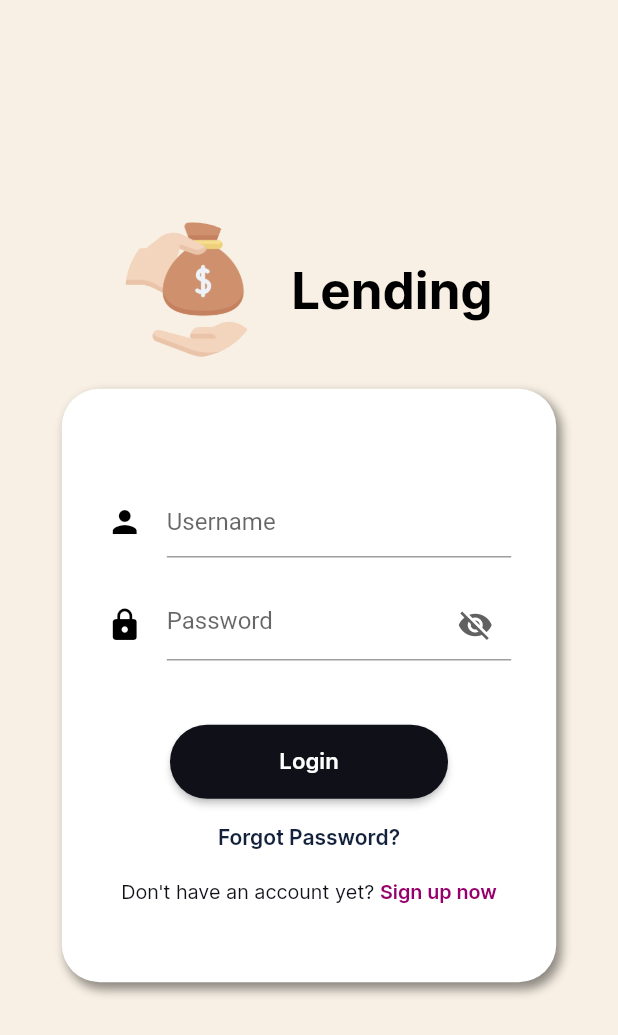
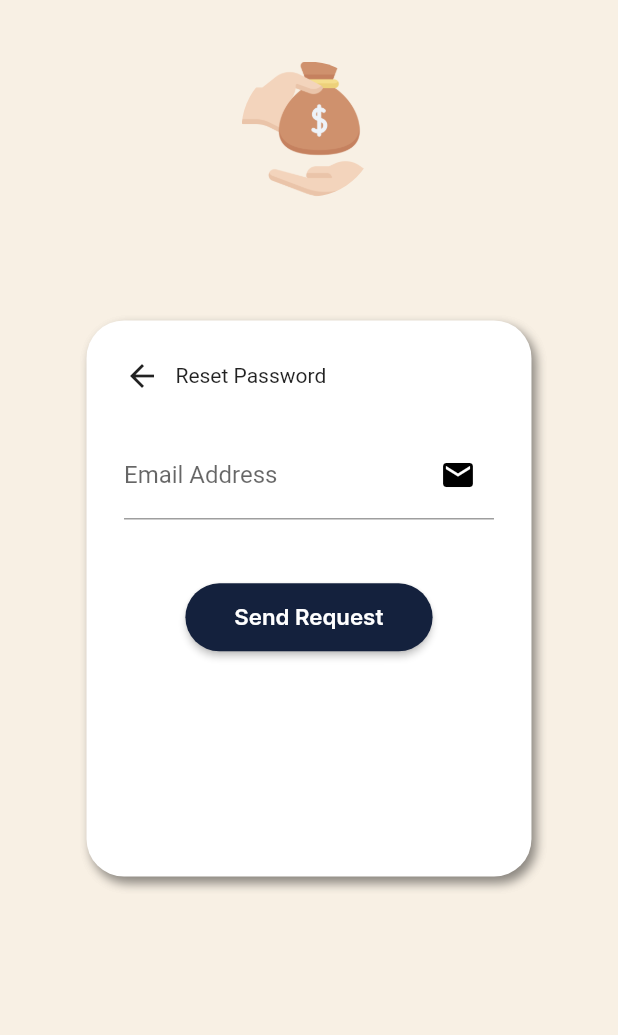
Before and after one commit to jdesolate/lending, a Flutter app: the LoginScreen screen opened directly, after a tap on "Forgot Password?", on a phone screen of 412 x 824 dp. Shown: the top 1035 px of the screen. Run offline on Flutter 3.47's test engine with Material 2 defaults, Android fonts, the phone set to English and light mode, and no system bars.

Commit message:
v2.1 Forgot Password 11/19/21

```diff
--- /dev/null
+++ b/lib/screens/forgotpass.dart
@@ -0,0 +1,249 @@
+import 'package:flutter/material.dart';
+
+class ForgotPassword extends StatefulWidget {
+  const ForgotPassword({
+    Key? key,
+    // required this.auth,
+    // @required this.currentUser,
+  }) : super(key: key);
+  // final FirebaseAuth auth;
+  // final currentUser;
+
+  @override
+  _ForgotPasswordState createState() => _ForgotPasswordState(
+      // auth: auth,
+      // currentUser: currentUser,
+      );
+}
+
+class _ForgotPasswordState extends State<ForgotPassword> {
+  _ForgotPasswordState(
+      // required this.auth,
+      // @required this.currentUser,
+      );
+  // final FirebaseAuth auth;
+  // final currentUser;
+  final emailController = TextEditingController();
+  final _formKey = GlobalKey<FormState>();
+
+  @override
+  Widget build(BuildContext context) {
+    final width = MediaQuery.of(context).size.width;
+    final height = MediaQuery.of(context).size.height;
+
+    return SafeArea(
+      child: Scaffold(
+        resizeToAvoidBottomInset: true,
+        body: Container(
+          decoration: BoxDecoration(
+            color: const Color(0xFFF6E6CE).withOpacity(0.5),
+          ),
+          child: Column(
+            mainAxisAlignment: MainAxisAlignment.start,
+            children: [
+              SizedBox(
+                height: height * 0.05,
+              ),
+              Row(
+                mainAxisAlignment: MainAxisAlignment.center,
+                children: const [
+                  CircleAvatar(
+                    radius: 45,
+                    backgroundColor: Colors.transparent,
+                    backgroundImage: AssetImage(
+                      'images/loan.png',
+                    ),
+                  ),
+                ],
+              ),
+              SizedBox(
+                height: height * 0.10,
+              ),
+              Form(
+                key: _formKey,
+                child: Container(
+                  height: height * 0.45,
+                  width: width * 0.85,
+                  alignment: Alignment.center,
+                  child: AspectRatio(
+                    aspectRatio: 4 / 5,
+                    child: Container(
+                      padding: const EdgeInsets.symmetric(
+                        horizontal: 25.0,
+                        vertical: 25.0,
+                      ),
+                      decoration: BoxDecoration(
+                        color: Colors.white,
+                        borderRadius: BorderRadius.circular(25.0),
+                        boxShadow: [
+                          BoxShadow(
+                            color: Colors.black.withOpacity(0.25),
+                            blurRadius: 5,
+                            offset: const Offset(
+                                3, 4), // changes position of shadow
+                          ),
+                          BoxShadow(
+                            color: Colors.black.withOpacity(0.25),
+                            blurRadius: 5,
+                            offset: const Offset(
+                                3, 4), // changes position of shadow
+                          ),
+                        ],
+                      ),
+                      child: Column(
+                        mainAxisAlignment: MainAxisAlignment.start,
+                        children: [
+                          Column(
+                            crossAxisAlignment: CrossAxisAlignment.start,
+                            children: [
+                              Row(
+                                children: [
+                                  InkWell(
+                                    onTap: () => Navigator.pop(context),
+                                    child: const Icon(Icons.arrow_back),
+                                  ),
+                                  SizedBox(
+                                    width: width * 0.025,
+                                  ),
+                                  const Text('Reset Password'),
+                                ],
+                              ),
+                              SizedBox(
+                                height: height * 0.030,
+                              ),
+                              TextFormField(
+                                controller: emailController,
+                                decoration: const InputDecoration(
+                                  suffixIcon: Icon(
+                                    Icons.email,
+                                    color: Colors.black,
+                                  ),
+                                  labelText: 'Email Address',
+                                ),
+                                validator: (value) {
+                                  if (value == null) {
+                                    return 'Input a valid email address.';
+                                  }
+                                },
+                              ),
+                              SizedBox(
+                                height: height * 0.05,
+                              ),
+                            ],
+                          ),
+                          Column(
+                            crossAxisAlignment: CrossAxisAlignment.center,
+                            children: [
+                              ElevatedButton(
+                                onPressed: () async {
+                                  final isValid =
+                                      _formKey.currentState!.validate();
+                                  if (isValid) {
+                                    // try {
+                                    //   await FirebaseAuth.instance
+                                    //       .sendPasswordResetEmail(
+                                    //     email: emailController.text,
+                                    //   )
+                                    //       .then((result) {
+                                    //     if (isValid) {
+                                    //       ScaffoldMessenger.of(context)
+                                    //           .showSnackBar(
+                                    //         const SnackBar(
+                                    //           content: Text(
+                                    //             reqSuccessSnackbar,
+                                    //           ),
+                                    //         ),
+                                    //       );
+                                    //       Navigator.of(context).pop();
+                                    //       Navigator.of(context).push(
+                                    //         MaterialPageRoute(
+                                    //           fullscreenDialog: true,
+                                    //           builder: (context) => Homepage(),
+                                    //         ),
+                                    //       );
+                                    //     } else {
+                                    //       ScaffoldMessenger.of(context)
+                                    //           .showSnackBar(
+                                    //         const SnackBar(
+                                    //           content: Text(
+                                    //             reqFailedSnackbar,
+                                    //           ),
+                                    //         ),
+                                    //       );
+                                    //     }
+                                    //   });
+                                    // } on FirebaseAuthException catch (e) {
+                                    //   print(e);
+                                    //   if (e.code == 'email-already-in-use') {
+                                    //     ScaffoldMessenger.of(context)
+                                    //         .showSnackBar(
+                                    //       const SnackBar(
+                                    //         content: Text(
+                                    //           emailInUseSnackbar,
+                                    //         ),
+                                    //       ),
+                                    //     );
+                                    //   } else if (e.code == 'invalid-email') {
+                                    //     ScaffoldMessenger.of(context)
+                                    //         .showSnackBar(
+                                    //       const SnackBar(
+                                    //         content: Text(
+                                    //           invalidEmailSnackbar,
+                                    //         ),
+                                    //       ),
+                                    //     );
+                                    //   } else {
+                                    //     ScaffoldMessenger.of(context)
+                                    //         .showSnackBar(
+                                    //       const SnackBar(
+                                    //         content: Text(
+                                    //           emailUnregisteredSnackbar,
+                                    //         ),
+                                    //       ),
+                                    //     );
+                                    //   }
+                                    // }
+                                  }
+                                },
+                                style: ElevatedButton.styleFrom(
+                                  primary: const Color(0xFF14213D),
+                                  fixedSize: Size(
+                                    width * 0.40,
+                                    height * 0.055,
+                                  ),
+                                  shape: RoundedRectangleBorder(
+                                    borderRadius: BorderRadius.circular(40.0),
+                                  ),
+                                ),
+                                child: Text(
+                                  'Send Request',
+                                  style: TextStyle(
+                                    color: Colors.white,
+                                    fontFamily: 'Inter',
+                                    fontWeight: FontWeight.w600,
+                                    fontSize: height * 0.018,
+                                    decoration: TextDecoration.none,
+                                  ),
+                                ),
+                              ),
+                              SizedBox(
+                                height: height * 0.030,
+                              ),
+                            ],
+                          ),
+                        ],
+                      ),
+                    ),
+                  ),
+                ),
+              ),
+              SizedBox(
+                height: height * 0.10,
+              ),
+            ],
+          ),
+        ),
+      ),
+    );
+  }
+}
--- a/lib/screens/login.dart
+++ b/lib/screens/login.dart
@@ -1,5 +1,6 @@
 import 'package:flutter/material.dart';
 import 'package:lending/constants.dart';
+import 'package:lending/screens/forgotpass.dart';
 import 'package:lending/screens/home.dart';
 import 'package:lending/screens/register.dart';
 
@@ -131,11 +132,10 @@ class _LoginScreenState extends State<LoginScreen> {
                           ElevatedButton(
                             onPressed: () async {
                               Navigator.push(
-                                    context,
-                                    MaterialPageRoute(
-                                        builder: (context) =>
-                                            const HomeScreen()),
-                                  );
+                                context,
+                                MaterialPageRoute(
+                                    builder: (context) => const HomeScreen()),
+                              );
                               // try {
                               //   await auth
                               //       .signInWithEmailAndPassword(
@@ -214,14 +214,14 @@ class _LoginScreenState extends State<LoginScreen> {
                           ),
                           InkWell(
                             onTap: () {
-                              // Navigator.push(
-                              //   context,
-                              //   MaterialPageRoute(
-                              //       builder: (context) => ForgotPassword(
-                              //             auth: auth,
-                              //             currentUser: auth.currentUser,
-                              //           )),
-                              // );
+                              Navigator.push(
+                                context,
+                                MaterialPageRoute(
+                                    builder: (context) => const ForgotPassword(
+                                        // auth: auth,
+                                        // currentUser: auth.currentUser,
+                                        )),
+                              );
                             },
                             child: Text(
                               'Forgot Password?',
```
Also changed, not shown: lib/screens/home.dart (+31 -16 lines), lib/screens/homepage/homepage.dart (added, +18 -0 lines), lib/screens/profilepage/profilepage.dart (added, +18 -0 lines).
